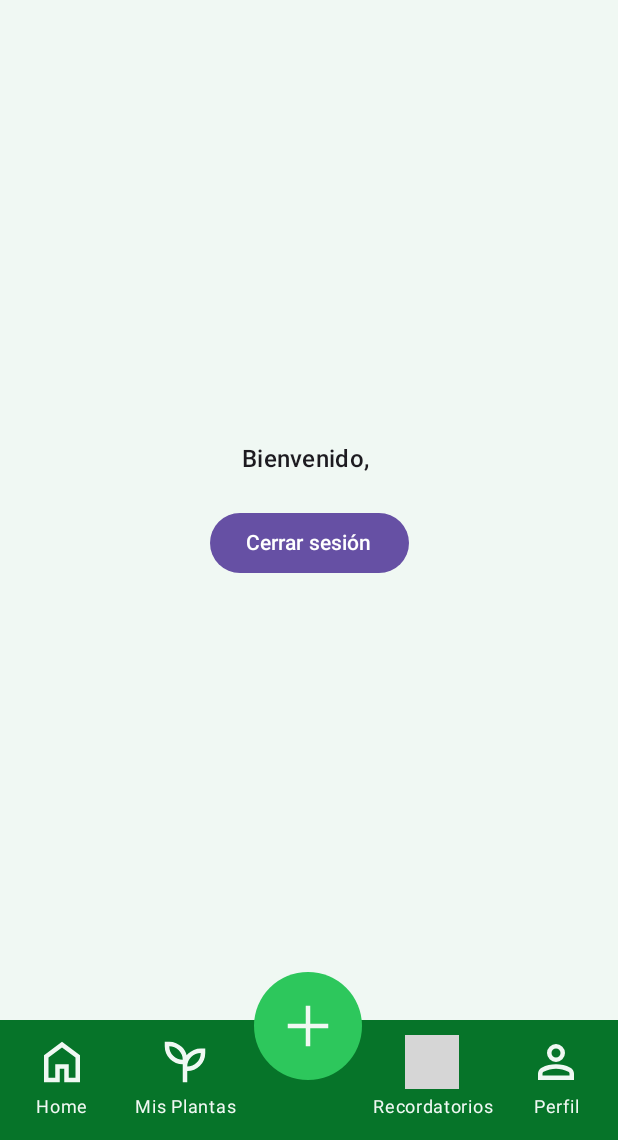
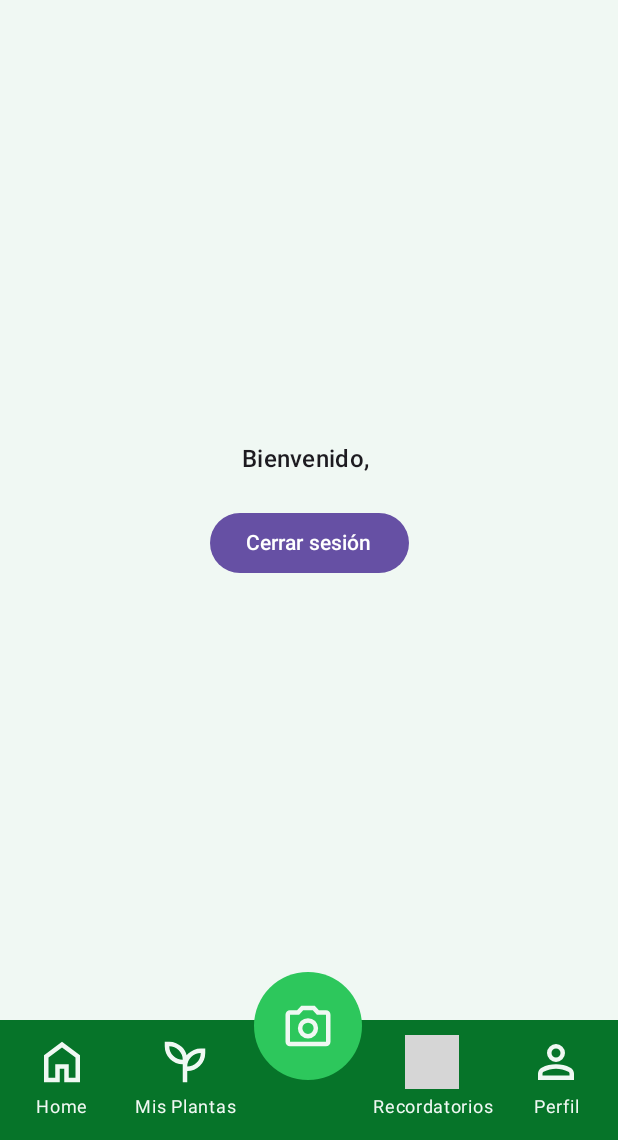
Before and after one commit to UTN-FRBA-Mobile/GreenThumb, an Android app built with Jetpack Compose: the HomeScreen screen opened through its navigation route, on a phone screen of 412 x 824 dp, the part 96-1236 px from its top. Run offline under Robolectric (Android 15) with nearby library versions, the phone set to English and light mode, and no system bars; our stand-ins replace Dagger/Hilt's generated code, Firebase (no records; nobody signed in at launch, a user with empty details on screens opened directly); grey boxes are pictures that could not be loaded.

Commit message:
change icon

```diff
--- a/android/app/src/main/java/com/utn/greenthumb/ui/main/BaseScreen.kt
+++ b/android/app/src/main/java/com/utn/greenthumb/ui/main/BaseScreen.kt
@@ -73,7 +73,7 @@ fun BottomBar(navController: NavController) {
             text = stringResource(R.string.my_plants),
             onClick = {})
         BottomButton(
-            icon = painterResource(R.drawable.add),
+            icon = painterResource(R.drawable.photo_camera),
             onClick = {},
             modifier = Modifier
                 .size(72.dp)
--- a/android/app/src/main/res/drawable-mdpi/add.xml
+++ /dev/null
@@ -1,10 +0,0 @@
-<vector xmlns:android="http://schemas.android.com/apk/res/android"
-    android:width="24dp"
-    android:height="24dp"
-    android:viewportWidth="960"
-    android:viewportHeight="960"
-    android:tint="?attr/colorControlNormal">
-  <path
-      android:fillColor="@android:color/white"
-      android:pathData="M440,840L440,520L120,520L120,440L440,440L440,120L520,120L520,440L840,440L840,520L520,520L520,840L440,840Z"/>
-</vector>
--- /dev/null
+++ b/android/app/src/main/res/drawable-mdpi/photo_camera.xml
@@ -0,0 +1,10 @@
+<vector xmlns:android="http://schemas.android.com/apk/res/android"
+    android:width="24dp"
+    android:height="24dp"
+    android:viewportWidth="960"
+    android:viewportHeight="960"
+    android:tint="?attr/colorControlNormal">
+  <path
+      android:fillColor="@android:color/white"
+      android:pathData="M480,700Q555,700 607.5,647.5Q660,595 660,520Q660,445 607.5,392.5Q555,340 480,340Q405,340 352.5,392.5Q300,445 300,520Q300,595 352.5,647.5Q405,700 480,700ZM480,620Q438,620 409,591Q380,562 380,520Q380,478 409,449Q438,420 480,420Q522,420 551,449Q580,478 580,520Q580,562 551,591Q522,620 480,620ZM160,840Q127,840 103.5,816.5Q80,793 80,760L80,280Q80,247 103.5,223.5Q127,200 160,200L286,200L360,120L600,120L674,200L800,200Q833,200 856.5,223.5Q880,247 880,280L880,760Q880,793 856.5,816.5Q833,840 800,840L160,840ZM160,760L800,760Q800,760 800,760Q800,760 800,760L800,280Q800,280 800,280Q800,280 800,280L638,280L565,200L395,200L322,280L160,280Q160,280 160,280Q160,280 160,280L160,760Q160,760 160,760Q160,760 160,760ZM480,520Q480,520 480,520Q480,520 480,520L480,520Q480,520 480,520Q480,520 480,520L480,520L480,520L480,520L480,520L480,520Q480,520 480,520Q480,520 480,520L480,520Q480,520 480,520Q480,520 480,520Z"/>
+</vector>
```
